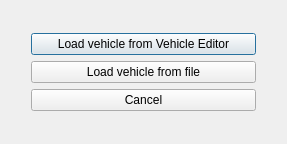
This is source/ParkingSimulator/ParkingSimulator/SelectVehicle.ui in kowalikw/ParkingSimulator as Qt 5 draws it before an edit. The edited form follows.
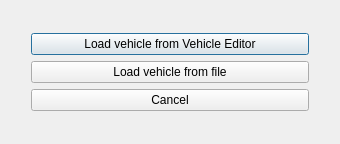
This is the edited form.

```diff
--- a/source/ParkingSimulator/ParkingSimulator/SelectVehicle.ui
+++ b/source/ParkingSimulator/ParkingSimulator/SelectVehicle.ui
@@ -6,7 +6,7 @@
    <rect>
     <x>0</x>
     <y>0</y>
-    <width>287</width>
+    <width>340</width>
     <height>144</height>
    </rect>
   </property>
```
